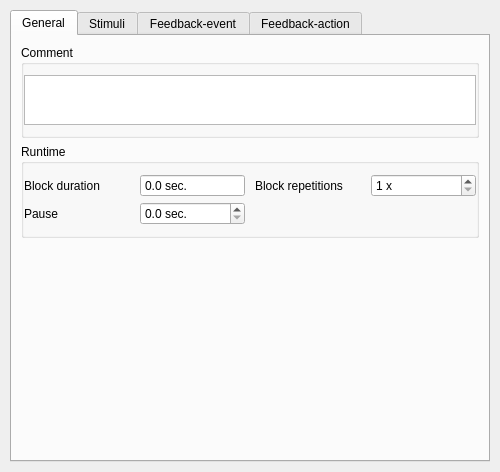
The window that Scenario_designer/ct_conftoystick.ui (luizamici/caretoy) describes before a commit, drawn with Qt 5.
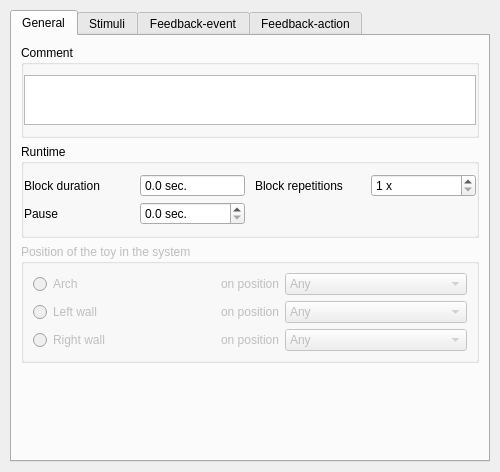
The same window after the commit. Custom widgets are drawn as their Qt base class.

Commit message: Fixed bug on deletion of blocks in the scenario designer. Added name of the open scenario on top of the window, added speaker stimuli in the arch block(disabled) and toy position(disabled). The disabled features are written in the xml, they just need to be enabled once the features work in the system.

```diff
--- a/Scenario_designer/ct_conftoystick.ui
+++ b/Scenario_designer/ct_conftoystick.ui
@@ -205,6 +205,141 @@
          </layout>
         </widget>
        </item>
+       <item>
+        <widget class="QGroupBox" name="groupBox">
+         <property name="enabled">
+          <bool>false</bool>
+         </property>
+         <property name="title">
+          <string>Position of the toy in the system</string>
+         </property>
+         <layout class="QGridLayout" name="gridLayout_3" columnstretch="1,0,1">
+          <item row="0" column="2">
+           <widget class="QComboBox" name="qcb_block_position_arch">
+            <property name="enabled">
+             <bool>false</bool>
+            </property>
+            <item>
+             <property name="text">
+              <string>Any</string>
+             </property>
+            </item>
+            <item>
+             <property name="text">
+              <string>#1</string>
+             </property>
+            </item>
+            <item>
+             <property name="text">
+              <string>#2</string>
+             </property>
+            </item>
+            <item>
+             <property name="text">
+              <string>#2</string>
+             </property>
+            </item>
+           </widget>
+          </item>
+          <item row="1" column="0">
+           <widget class="QRadioButton" name="qrb_block_position_left">
+            <property name="text">
+             <string>Left wall</string>
+            </property>
+           </widget>
+          </item>
+          <item row="2" column="0">
+           <widget class="QRadioButton" name="qrb_block_position_right">
+            <property name="text">
+             <string>Right wall</string>
+            </property>
+           </widget>
+          </item>
+          <item row="2" column="2">
+           <widget class="QComboBox" name="qcb_block_position_right">
+            <property name="enabled">
+             <bool>false</bool>
+            </property>
+            <item>
+             <property name="text">
+              <string>Any</string>
+             </property>
+            </item>
+            <item>
+             <property name="text">
+              <string>#1</string>
+             </property>
+            </item>
+            <item>
+             <property name="text">
+              <string>#2</string>
+             </property>
+            </item>
+            <item>
+             <property name="text">
+              <string>#3</string>
+             </property>
+            </item>
+           </widget>
+          </item>
+          <item row="1" column="2">
+           <widget class="QComboBox" name="qcb_block_position_left">
+            <property name="enabled">
+             <bool>false</bool>
+            </property>
+            <item>
+             <property name="text">
+              <string>Any</string>
+             </property>
+            </item>
+            <item>
+             <property name="text">
+              <string>#1</string>
+             </property>
+            </item>
+            <item>
+             <property name="text">
+              <string>#2</string>
+             </property>
+            </item>
+            <item>
+             <property name="text">
+              <string>#3</string>
+             </property>
+            </item>
+           </widget>
+          </item>
+          <item row="0" column="0">
+           <widget class="QRadioButton" name="qrb_block_position_arch">
+            <property name="text">
+             <string>Arch</string>
+            </property>
+           </widget>
+          </item>
+          <item row="0" column="1">
+           <widget class="QLabel" name="qlb_block_position_arch">
+            <property name="text">
+             <string>on position</string>
+            </property>
+           </widget>
+          </item>
+          <item row="1" column="1">
+           <widget class="QLabel" name="qlb_block_position_left">
+            <property name="text">
+             <string>on position</string>
+            </property>
+           </widget>
+          </item>
+          <item row="2" column="1">
+           <widget class="QLabel" name="qlb_block_position_right">
+            <property name="text">
+             <string>on position</string>
+            </property>
+           </widget>
+          </item>
+         </layout>
+        </widget>
+       </item>
        <item>
         <spacer name="verticalSpacer">
          <property name="orientation">
```
The commit also changes 19 other files.
